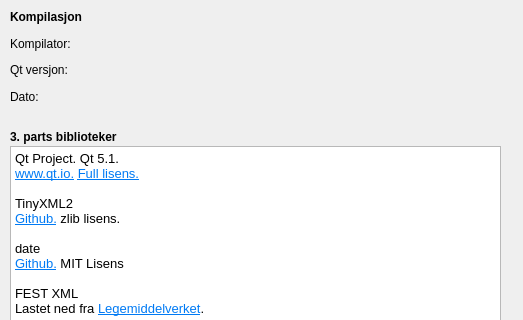
The window that app/ui/about_apotekholdbarhet.ui (stupedama/ApotekHoldbarhet) describes before a commit, drawn with Qt 5; both pictures show x 0 to 523 and y 174 to 494 of the 523 by 584 pixel window.
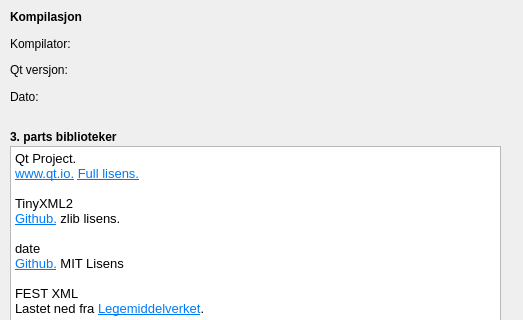
The same window after the commit. Icons and pictures are not drawn.

Commit message:
removed qt version
removed the static text. it now get added at compile time.

What changed in the file:
```diff
--- a/app/ui/about_apotekholdbarhet.ui
+++ b/app/ui/about_apotekholdbarhet.ui
@@ -100,7 +100,7 @@
 &lt;html&gt;&lt;head&gt;&lt;meta name=&quot;qrichtext&quot; content=&quot;1&quot; /&gt;&lt;style type=&quot;text/css&quot;&gt;
 p, li { white-space: pre-wrap; }
 &lt;/style&gt;&lt;/head&gt;&lt;body style=&quot; font-family:'Sans'; font-size:10pt; font-weight:400; font-style:normal;&quot;&gt;
-&lt;p style=&quot; margin-top:0px; margin-bottom:0px; margin-left:0px; margin-right:0px; -qt-block-indent:0; text-indent:0px;&quot;&gt;Qt Project. Qt 5.1.&lt;/p&gt;
+&lt;p style=&quot; margin-top:0px; margin-bottom:0px; margin-left:0px; margin-right:0px; -qt-block-indent:0; text-indent:0px;&quot;&gt;Qt Project.&lt;/p&gt;
 &lt;p style=&quot; margin-top:0px; margin-bottom:0px; margin-left:0px; margin-right:0px; -qt-block-indent:0; text-indent:0px;&quot;&gt;&lt;a href=&quot;https://www.qt.io/&quot;&gt;&lt;span style=&quot; text-decoration: underline; color:#007af4;&quot;&gt;www.qt.io.&lt;/span&gt;&lt;/a&gt; &lt;a href=&quot;https://doc.qt.io/qt-5/opensourcelicense.html&quot;&gt;&lt;span style=&quot; text-decoration: underline; color:#007af4;&quot;&gt;Full lisens.&lt;/span&gt;&lt;/a&gt;&lt;/p&gt;
 &lt;p style=&quot;-qt-paragraph-type:empty; margin-top:0px; margin-bottom:0px; margin-left:0px; margin-right:0px; -qt-block-indent:0; text-indent:0px;&quot;&gt;&lt;br /&gt;&lt;/p&gt;
 &lt;p style=&quot; margin-top:0px; margin-bottom:0px; margin-left:0px; margin-right:0px; -qt-block-indent:0; text-indent:0px;&quot;&gt;TinyXML2&lt;/p&gt;
```
